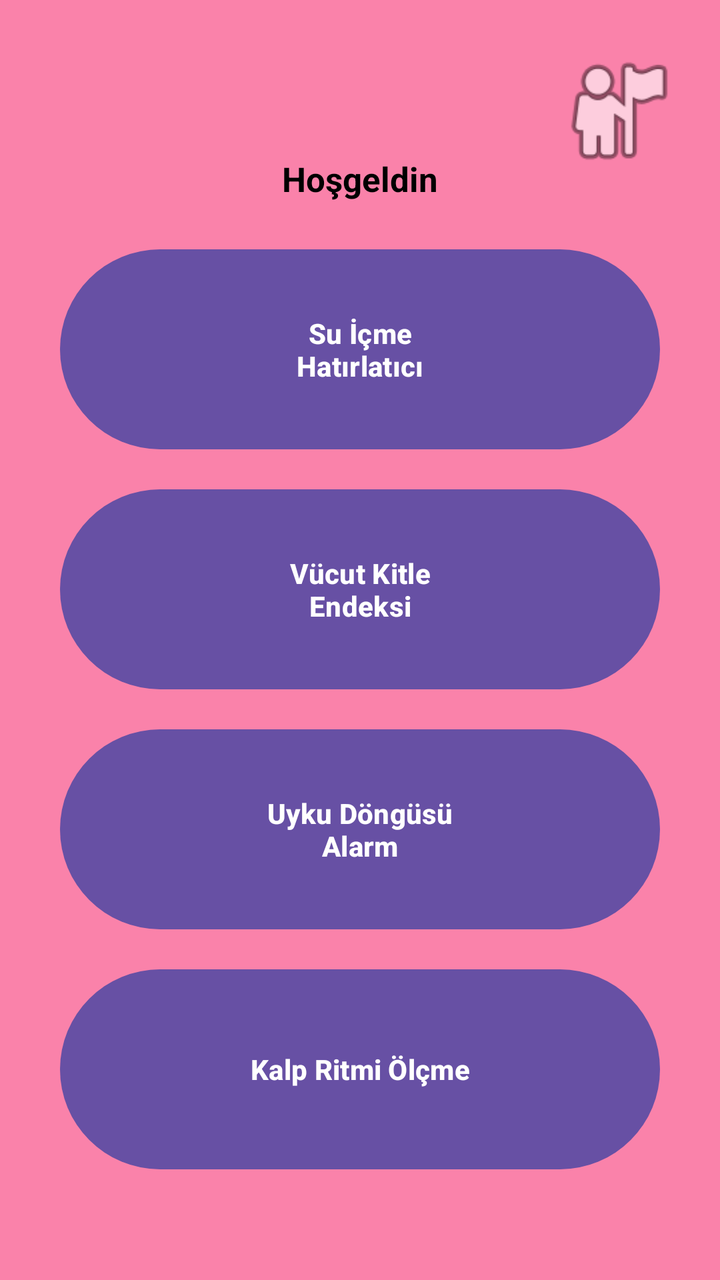
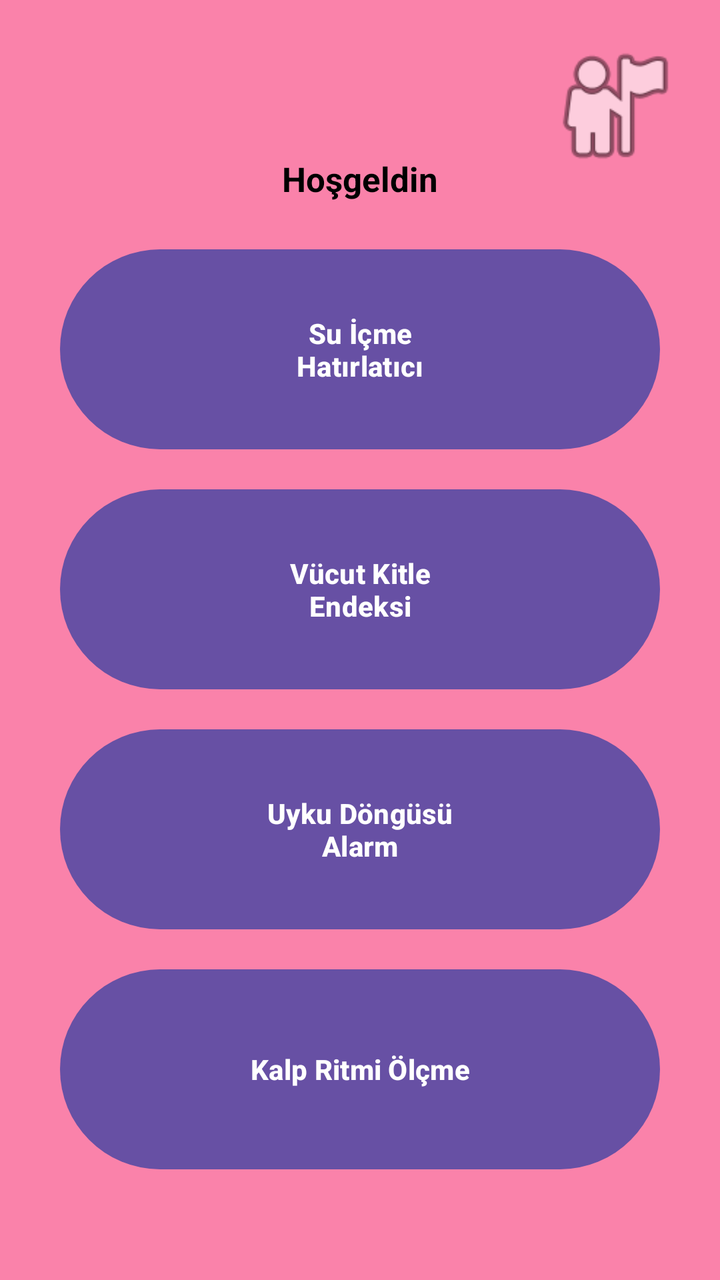

Two renders of the same Android screen: before a commit and after it. Below are the layout's source before the change and the commit's diff.
<!-- AndroidManifest.xml: application theme Theme.SaglikApp -->
<!-- res/layout/activity_welcome.xml -->
<?xml version="1.0" encoding="utf-8"?>
<RelativeLayout xmlns:android="http://schemas.android.com/apk/res/android"
    android:layout_width="match_parent"
    android:layout_height="match_parent"
    android:padding="18dp"
    android:background="#fa82aa">

    

    

    <ImageButton
        android:id="@+id/btnProfile"
        android:layout_width="64dp"
        android:layout_height="65dp"
        android:layout_alignParentTop="true"
        android:layout_alignParentEnd="true"
        android:layout_marginTop="5dp"
        android:layout_marginEnd="1dp"
        android:background="@android:color/transparent"
        android:contentDescription="Profil"
        android:scaleType="fitXY"
        android:src="@android:drawable/ic_menu_myplaces" />

    <TextView
        android:id="@+id/textWelcome"
        android:layout_width="wrap_content"
        android:layout_height="wrap_content"
        android:text="Hoşgeldin"
        android:textColor="@color/black"
        android:textSize="17sp"
        android:textStyle="bold"
        android:gravity="center"
        android:layout_marginTop="60dp"
        android:layout_centerHorizontal="true" />

    
    <LinearLayout
        android:layout_width="match_parent"
        android:layout_height="wrap_content"
        android:orientation="vertical"
        android:gravity="center_horizontal"
        android:layout_below="@id/textWelcome"
        android:layout_marginTop="24dp">

        <Button
            android:id="@+id/btnWater"
            android:layout_width="300dp"
            android:layout_height="100dp"
            android:background="@drawable/round_button"
            android:text="Su İçme\nHatırlatıcı"
            android:textColor="@android:color/white"
            android:textStyle="bold"
            android:layout_marginBottom="20dp"/>

        <Button
            android:id="@+id/btnBmi"
            android:layout_width="300dp"
            android:layout_height="100dp"
            android:background="@drawable/round_button"
            android:text="Vücut Kitle\nEndeksi"
            android:textColor="@android:color/white"
            android:textStyle="bold"
            android:layout_marginBottom="20dp"/>

        <Button
            android:id="@+id/btnSleep"
            android:layout_width="300dp"
            android:layout_height="100dp"
            android:background="@drawable/round_button"
            android:text="Uyku Döngüsü\nAlarm"
            android:textColor="@android:color/white"
            android:textStyle="bold"
            android:layout_marginBottom="20dp"/>

        <Button
            android:id="@+id/btnHeart"
            android:layout_width="300dp"
            android:layout_height="100dp"
            android:background="@drawable/round_button"
            android:text="Kalp Ritmi Ölçme"
            android:textColor="@android:color/white"
            android:textStyle="bold"
            android:layout_marginBottom="20dp"/>
    </LinearLayout>

</RelativeLayout>
<!-- resources referenced by this layout -->
<resources>
  <color name="black">#FF000000</color>
  <!-- drawable round_button (drawable) -->
  <selector xmlns:android="http://schemas.android.com/apk/res/android">
  
      
      <item android:state_pressed="true">
          <shape android:shape="rectangle">
              <corners android:radius="50dp" />
              <solid android:color="#4169E1"/> 
          </shape>
      </item>
  
      
      <item>
          <shape android:shape="rectangle">
              <corners android:radius="50dp" />
              <solid android:color="#6495ED"/> 
          </shape>
      </item>
  
  </selector>
  <style name="Theme.SaglikApp" parent="Base.Theme.SaglikApp" />
  <style name="Base.Theme.SaglikApp" parent="Theme.Material3.DayNight.NoActionBar">
          
          <item name="android:windowBackground">@color/app_background</item>
      </style>
  <color name="app_background">#FFC4FE</color>
</resources>

<!-- the commit's change to res/layout/activity_welcome.xml (unified diff, before → after) -->
@@ -1,4 +1,10 @@
 <?xml version="1.0" encoding="utf-8"?>
+<ScrollView xmlns:android="http://schemas.android.com/apk/res/android"
+    android:layout_width="match_parent"
+    android:layout_height="match_parent"
+    android:fillViewport="true"
+    android:background="#fa82aa">
+
 <RelativeLayout xmlns:android="http://schemas.android.com/apk/res/android"
     android:layout_width="match_parent"
     android:layout_height="match_parent"
@@ -11,12 +17,12 @@
 
     <ImageButton
         android:id="@+id/btnProfile"
-        android:layout_width="64dp"
-        android:layout_height="65dp"
+        android:layout_width="70dp"
+        android:layout_height="70dp"
         android:layout_alignParentTop="true"
         android:layout_alignParentEnd="true"
-        android:layout_marginTop="5dp"
-        android:layout_marginEnd="1dp"
+        android:layout_marginTop="0dp"
+        android:layout_marginEnd="0dp"
         android:background="@android:color/transparent"
         android:contentDescription="Profil"
         android:scaleType="fitXY"
@@ -85,3 +91,4 @@
     </LinearLayout>
 
 </RelativeLayout>
+</ScrollView>
